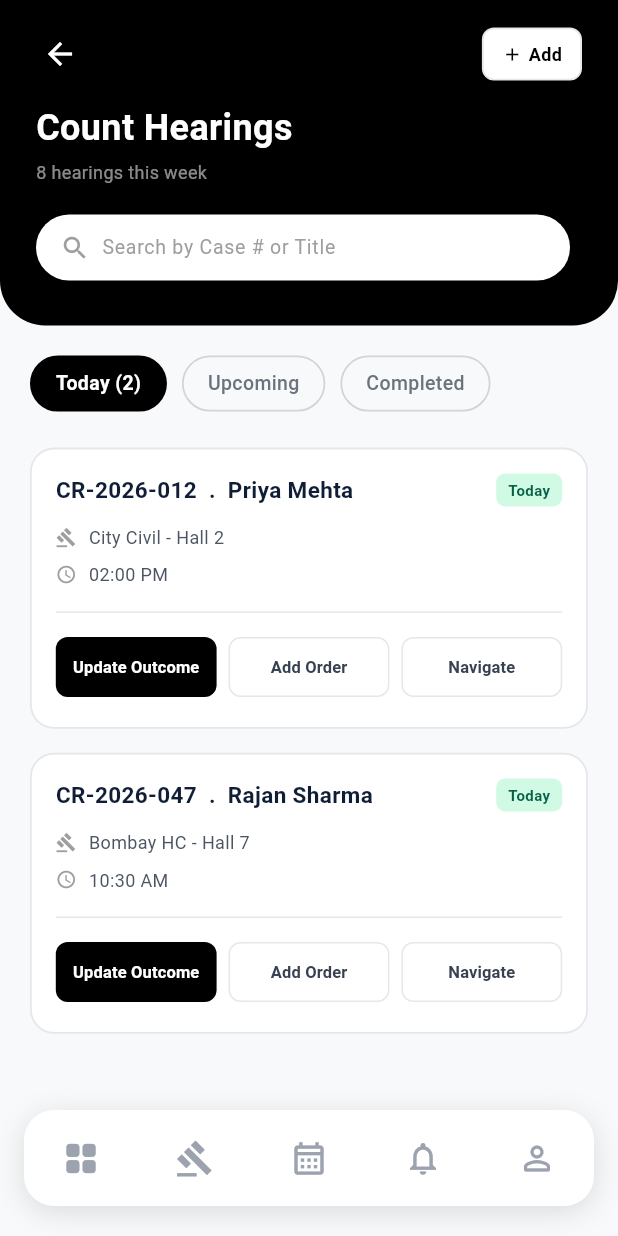
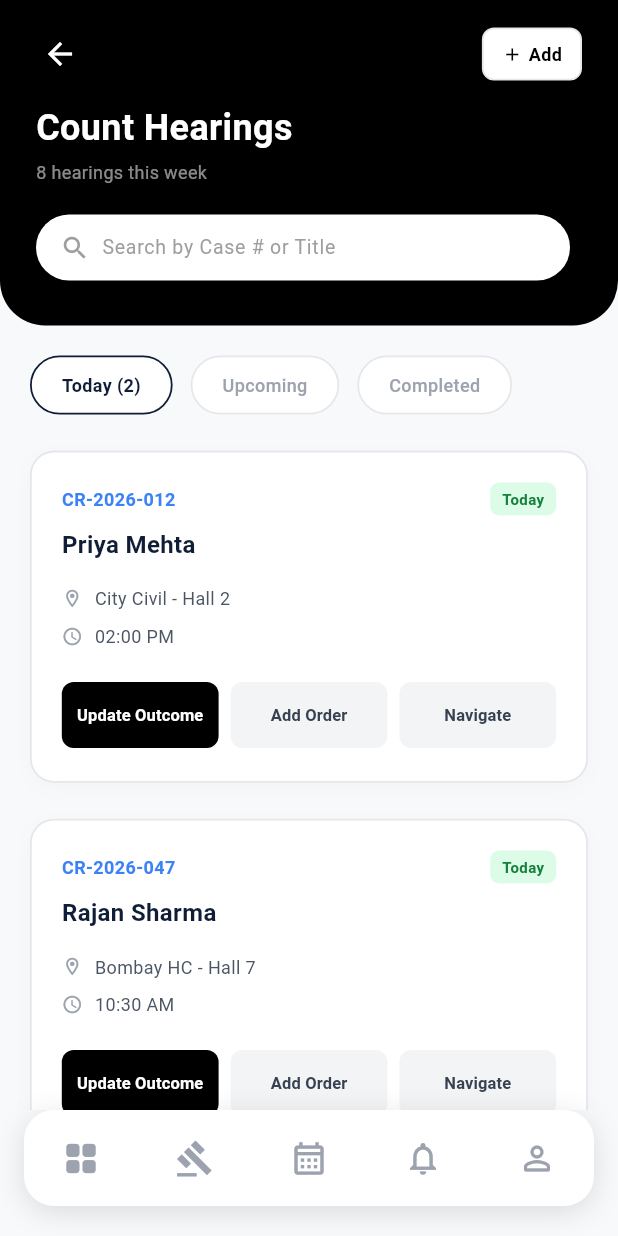
Before and after one commit to Akhilrs-RS/Flutter, a Flutter app: the APMSCourtHearingsScreen screen opened directly, on a phone screen of 412 x 824 dp. Run offline on Flutter 3.47's test engine with Material 3 defaults, Android fonts, the light colour scheme and no system bars; network calls fail.

Commit message:
Design update: matching hearings page layout and card elements exactly to Figma mockup

```diff
--- a/lib/screens/court_hearings_screen.dart
+++ b/lib/screens/court_hearings_screen.dart
@@ -434,19 +434,29 @@ class _APMSCourtHearingsScreenState extends State<APMSCourtHearingsScreen> {
     Color tagBgColor;
     Color tagTextColor;
     if (tag == 'Today' || tag == 'Completed') {
-      tagBgColor = const Color(0xFFD1FAE5);
-      tagTextColor = const Color(0xFF065F46);
+      tagBgColor = const Color(0xFFDCFCE7);
+      tagTextColor = const Color(0xFF15803D);
     } else {
-      tagBgColor = const Color(0xFFE0F2FE);
-      tagTextColor = const Color(0xFF0369A1);
+      tagBgColor = const Color(0xFFDBEAFE);
+      tagTextColor = const Color(0xFF1D4ED8);
     }
 
+    final isToday = tag == 'Today';
+    final timeIcon = isToday ? Icons.access_time_outlined : Icons.calendar_month_outlined;
+
     return Container(
-      margin: const EdgeInsets.only(bottom: 16),
+      margin: const EdgeInsets.only(bottom: 24),
       decoration: BoxDecoration(
         color: Colors.white,
         borderRadius: BorderRadius.circular(16),
         border: Border.all(color: const Color(0xFFE5E7EB), width: 1.2),
+        boxShadow: const [
+          BoxShadow(
+            color: Color(0x05000000),
+            blurRadius: 10,
+            offset: Offset(0, 4),
+          ),
+        ],
       ),
       child: ClipRRect(
         borderRadius: BorderRadius.circular(16),
@@ -454,21 +464,19 @@ class _APMSCourtHearingsScreenState extends State<APMSCourtHearingsScreen> {
           crossAxisAlignment: CrossAxisAlignment.start,
           children: [
             Padding(
-              padding: const EdgeInsets.all(16.0),
+              padding: const EdgeInsets.all(20.0),
               child: Column(
                 crossAxisAlignment: CrossAxisAlignment.start,
                 children: [
                   Row(
                     mainAxisAlignment: MainAxisAlignment.spaceBetween,
                     children: [
-                      Expanded(
-                        child: Text(
-                          '$caseNo  .  $client',
-                          style: const TextStyle(
-                            color: Color(0xFF0F1E36),
-                            fontSize: 15,
-                            fontWeight: FontWeight.bold,
-                          ),
+                      Text(
+                        caseNo,
+                        style: const TextStyle(
+                          color: Color(0xFF3B82F6),
+                          fontSize: 12,
+                          fontWeight: FontWeight.bold,
                         ),
                       ),
                       Container(
@@ -488,10 +496,19 @@ class _APMSCourtHearingsScreenState extends State<APMSCourtHearingsScreen> {
                       ),
                     ],
                   ),
-                  const SizedBox(height: 12),
+                  const SizedBox(height: 8),
+                  Text(
+                    client,
+                    style: const TextStyle(
+                      color: Color(0xFF0F1E36),
+                      fontSize: 16,
+                      fontWeight: FontWeight.bold,
+                    ),
+                  ),
+                  const SizedBox(height: 16),
                   Row(
                     children: [
-                      const Icon(Icons.gavel_outlined, color: Colors.grey, size: 14),
+                      const Icon(Icons.location_on_outlined, color: Color(0xFF9CA3AF), size: 14),
                       const SizedBox(width: 8),
                       Expanded(
                         child: Text(
@@ -504,7 +521,7 @@ class _APMSCourtHearingsScreenState extends State<APMSCourtHearingsScreen> {
                   const SizedBox(height: 8),
                   Row(
                     children: [
-                      const Icon(Icons.access_time_outlined, color: Colors.grey, size: 14),
+                      Icon(timeIcon, color: const Color(0xFF9CA3AF), size: 14),
                       const SizedBox(width: 8),
                       Expanded(
                         child: Text(
@@ -515,9 +532,7 @@ class _APMSCourtHearingsScreenState extends State<APMSCourtHearingsScreen> {
                     ],
                   ),
                   if (!isCompleted) ...[
-                    const SizedBox(height: 16),
-                    const Divider(color: Color(0xFFE5E7EB), height: 1),
-                    const SizedBox(height: 12),
+                    const SizedBox(height: 20),
                     Row(
                       children: [
                         Expanded(
@@ -530,7 +545,7 @@ class _APMSCourtHearingsScreenState extends State<APMSCourtHearingsScreen> {
                               shape: RoundedRectangleBorder(
                                 borderRadius: BorderRadius.circular(8),
                               ),
-                              padding: const EdgeInsets.symmetric(vertical: 10),
+                              padding: const EdgeInsets.symmetric(vertical: 14),
                             ),
                             child: const Text(
                               'Update Outcome',
@@ -543,19 +558,20 @@ class _APMSCourtHearingsScreenState extends State<APMSCourtHearingsScreen> {
                         ),
                         const SizedBox(width: 8),
                         Expanded(
-                          child: OutlinedButton(
+                          child: ElevatedButton(
                             onPressed: () {},
-                            style: OutlinedButton.styleFrom(
-                              side: const BorderSide(color: Color(0xFFE5E7EB)),
+                            style: ElevatedButton.styleFrom(
+                              backgroundColor: const Color(0xFFF3F4F6),
+                              foregroundColor: const Color(0xFF374151),
+                              elevation: 0,
                               shape: RoundedRectangleBorder(
                                 borderRadius: BorderRadius.circular(8),
                               ),
-                              padding: const EdgeInsets.symmetric(vertical: 10),
+                              padding: const EdgeInsets.symmetric(vertical: 14),
                             ),
                             child: const Text(
                               'Add Order',
                               style: TextStyle(
-                                color: Color(0xFF374151),
                                 fontSize: 11,
                                 fontWeight: FontWeight.bold,
                               ),
@@ -564,19 +580,20 @@ class _APMSCourtHearingsScreenState extends State<APMSCourtHearingsScreen> {
                         ),
                         const SizedBox(width: 8),
                         Expanded(
-                          child: OutlinedButton(
+                          child: ElevatedButton(
                             onPressed: () {},
-                            style: OutlinedButton.styleFrom(
-                              side: const BorderSide(color: Color(0xFFE5E7EB)),
+                            style: ElevatedButton.styleFrom(
+                              backgroundColor: const Color(0xFFF3F4F6),
+                              foregroundColor: const Color(0xFF374151),
+                              elevation: 0,
                               shape: RoundedRectangleBorder(
                                 borderRadius: BorderRadius.circular(8),
                               ),
-                              padding: const EdgeInsets.symmetric(vertical: 10),
+                              padding: const EdgeInsets.symmetric(vertical: 14),
                             ),
                             child: const Text(
                               'Navigate',
                               style: TextStyle(
-                                color: Color(0xFF374151),
                                 fontSize: 11,
                                 fontWeight: FontWeight.bold,
                               ),
@@ -592,7 +609,7 @@ class _APMSCourtHearingsScreenState extends State<APMSCourtHearingsScreen> {
             if (isCompleted && note != null)
               Container(
                 width: double.infinity,
-                color: const Color(0xFFDCFCE7),
+                color: const Color(0xFFECFDF5),
                 padding: const EdgeInsets.symmetric(horizontal: 16, vertical: 12),
                 child: Row(
                   children: [
@@ -601,7 +618,7 @@ class _APMSCourtHearingsScreenState extends State<APMSCourtHearingsScreen> {
                     Text(
                       note,
                       style: const TextStyle(
-                        color: Color(0xFF15803D),
+                        color: Color(0xFF059669),
                         fontSize: 12,
                         fontWeight: FontWeight.bold,
                       ),
--- a/lib/widgets/shared_widgets.dart
+++ b/lib/widgets/shared_widgets.dart
@@ -314,21 +314,21 @@ class CaseFilterTab extends StatelessWidget {
   @override
   Widget build(BuildContext context) {
     return Container(
-      margin: const EdgeInsets.only(right: 10),
+      margin: const EdgeInsets.only(right: 12),
       decoration: BoxDecoration(
-        color: selected ? Colors.black : Colors.transparent,
+        color: Colors.white,
         borderRadius: BorderRadius.circular(20),
         border: Border.all(
-          color: selected ? Colors.black : const Color(0xFFD1D5DB),
+          color: selected ? const Color(0xFF0F1E36) : const Color(0xFFE5E7EB),
           width: 1.2,
         ),
       ),
-      padding: const EdgeInsets.symmetric(horizontal: 16, vertical: 8),
+      padding: const EdgeInsets.symmetric(horizontal: 20, vertical: 10),
       child: Text(
         label,
         style: TextStyle(
-          color: selected ? Colors.white : const Color(0xFF6B7280),
-          fontSize: 13,
+          color: selected ? const Color(0xFF0F1E36) : const Color(0xFF9CA3AF),
+          fontSize: 12,
           fontWeight: selected ? FontWeight.bold : FontWeight.w500,
         ),
       ),
```
